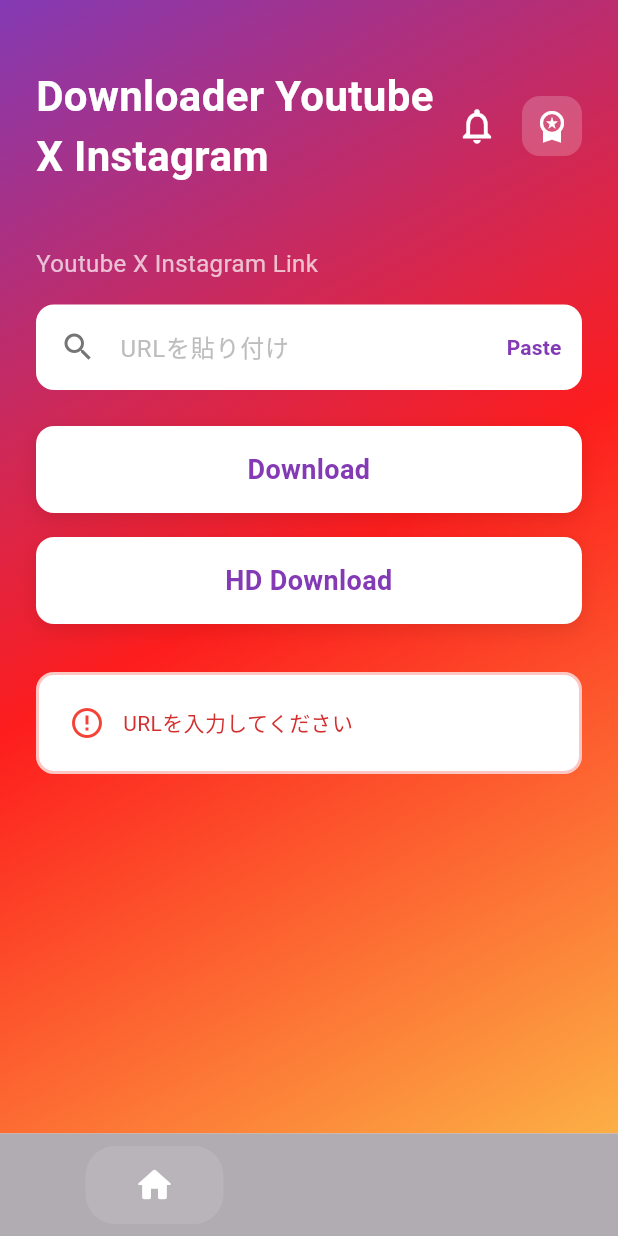
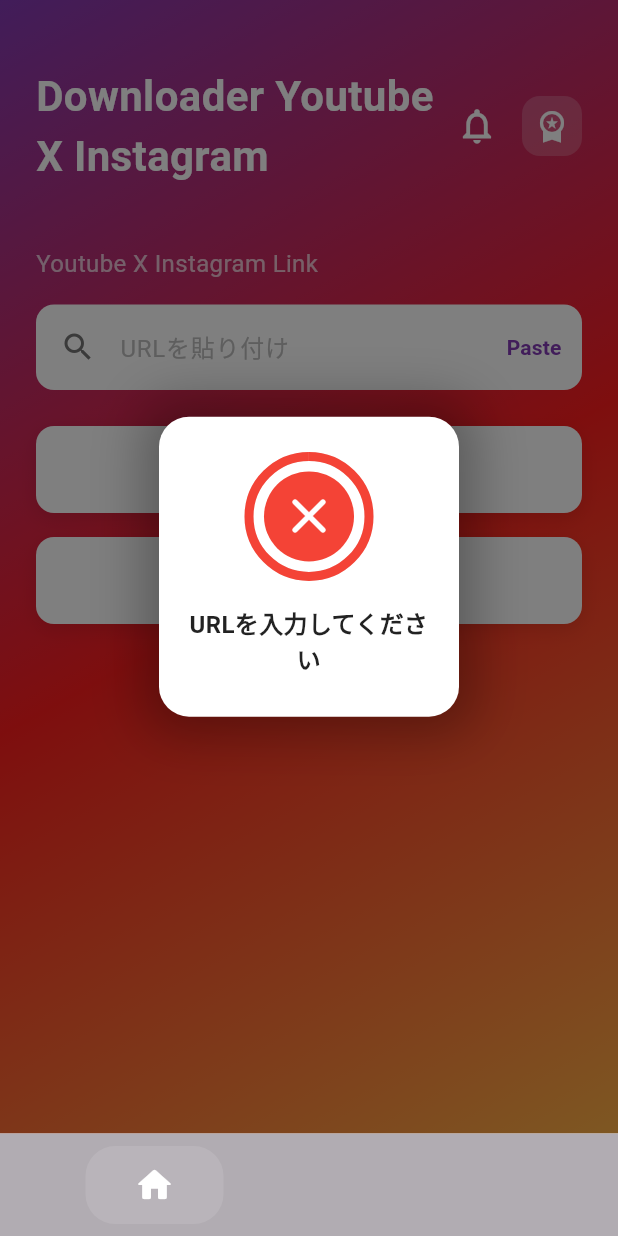
Before and after one commit to Mitchy03/video-saver-app, a Flutter app: the screen it shows after launch, after a tap on "Download", after a tap on "Paste", on a phone screen of 412 x 824 dp. Run offline on Flutter 3.47's test engine with Material 3 defaults, Android fonts, the phone set to English and light mode, and no system bars; drawn by our look-alikes of flutter_animate; our stand-ins replace confetti, google_mobile_ads, shared_preferences; missing offline and left inert: process_run, purchases_flutter.

Commit message:
Add error popup handling on download screen

```diff
--- a/lib/screens/download_screen.dart
+++ b/lib/screens/download_screen.dart
@@ -20,6 +20,9 @@ class _ModernDownloadScreenState extends State<ModernDownloadScreen> {
   final _confettiController = ConfettiController(duration: const Duration(seconds: 3));
   Timer? _completeTimer;
   bool _showComplete = false;
+  bool _showError = false;
+  String _errorMessage = '';
+  Timer? _errorTimer;
 
   String _status = '';
   bool _isDownloading = false;
@@ -41,12 +44,12 @@ class _ModernDownloadScreenState extends State<ModernDownloadScreen> {
     final url = _urlController.text.trim();
 
     if (url.isEmpty) {
-      setState(() => _status = 'URLを入力してください');
+      _showErrorPopup('URLを入力してください');
       return;
     }
 
     if (!_videoExtractor.isValidUrl(url)) {
-      setState(() => _status = '対応していないURLです');
+      _showErrorPopup('対応していないURLです');
       return;
     }
 
@@ -89,10 +92,26 @@ class _ModernDownloadScreenState extends State<ModernDownloadScreen> {
       }
 
       setState(() {
-        _status = message;
         _isDownloading = false;
       });
+      _showErrorPopup(message);
     }
+  }
+
+  void _showErrorPopup(String message) {
+    setState(() {
+      _showError = true;
+      _errorMessage = message;
+    });
+
+    _errorTimer = Timer(Duration(seconds: 3), () {
+      if (mounted) {
+        setState(() {
+          _showError = false;
+          _errorMessage = '';
+        });
+      }
+    });
   }
 
   @override
@@ -197,6 +216,74 @@ class _ModernDownloadScreenState extends State<ModernDownloadScreen> {
                           color: Colors.black87,
                         ),
                       ).animate(delay: 200.ms).fadeIn().slideY(begin: 0.3, end: 0),
+                    ],
+                  ),
+                ).animate().fadeIn(duration: 300.ms).scale(begin: Offset(0.8, 0.8)),
+              ),
+            ),
+
+          if (_showError)
+            Container(
+              color: Colors.black.withOpacity(0.5),
+              child: Center(
+                child: Container(
+                  width: 200,
+                  height: 200,
+                  decoration: BoxDecoration(
+                    color: Colors.white,
+                    borderRadius: BorderRadius.circular(20),
+                    boxShadow: [
+                      BoxShadow(
+                        color: Colors.black.withOpacity(0.3),
+                        blurRadius: 30,
+                        spreadRadius: 10,
+                      ),
+                    ],
+                  ),
+                  child: Column(
+                    mainAxisAlignment: MainAxisAlignment.center,
+                    children: [
+                      Stack(
+                        alignment: Alignment.center,
+                        children: [
+                          SizedBox(
+                            width: 80,
+                            height: 80,
+                            child: CircularProgressIndicator(
+                              value: 1.0,
+                              strokeWidth: 6,
+                              backgroundColor: Colors.grey[200],
+                              valueColor: AlwaysStoppedAnimation(Colors.red),
+                            ),
+                          ),
+                          Container(
+                            width: 60,
+                            height: 60,
+                            decoration: BoxDecoration(
+                              shape: BoxShape.circle,
+                              color: Colors.red,
+                            ),
+                            child: Icon(
+                              Icons.close_rounded,
+                              color: Colors.white,
+                              size: 40,
+                            ),
+                          ),
+                        ],
+                      ).animate().scale(begin: Offset(0, 0), duration: 400.ms, curve: Curves.elasticOut),
+                      SizedBox(height: 20),
+                      Padding(
+                        padding: EdgeInsets.symmetric(horizontal: 16),
+                        child: Text(
+                          _errorMessage,
+                          style: TextStyle(
+                            fontSize: 16,
+                            fontWeight: FontWeight.w600,
+                            color: Colors.black87,
+                          ),
+                          textAlign: TextAlign.center,
+                        ).animate(delay: 200.ms).fadeIn().slideY(begin: 0.3, end: 0),
+                      ),
                     ],
                   ),
                 ).animate().fadeIn(duration: 300.ms).scale(begin: Offset(0.8, 0.8)),
@@ -546,6 +633,7 @@ class _ModernDownloadScreenState extends State<ModernDownloadScreen> {
     _downloadManager.dispose();
     _confettiController.dispose();
     _completeTimer?.cancel();
+    _errorTimer?.cancel();
     super.dispose();
   }
 }
```
